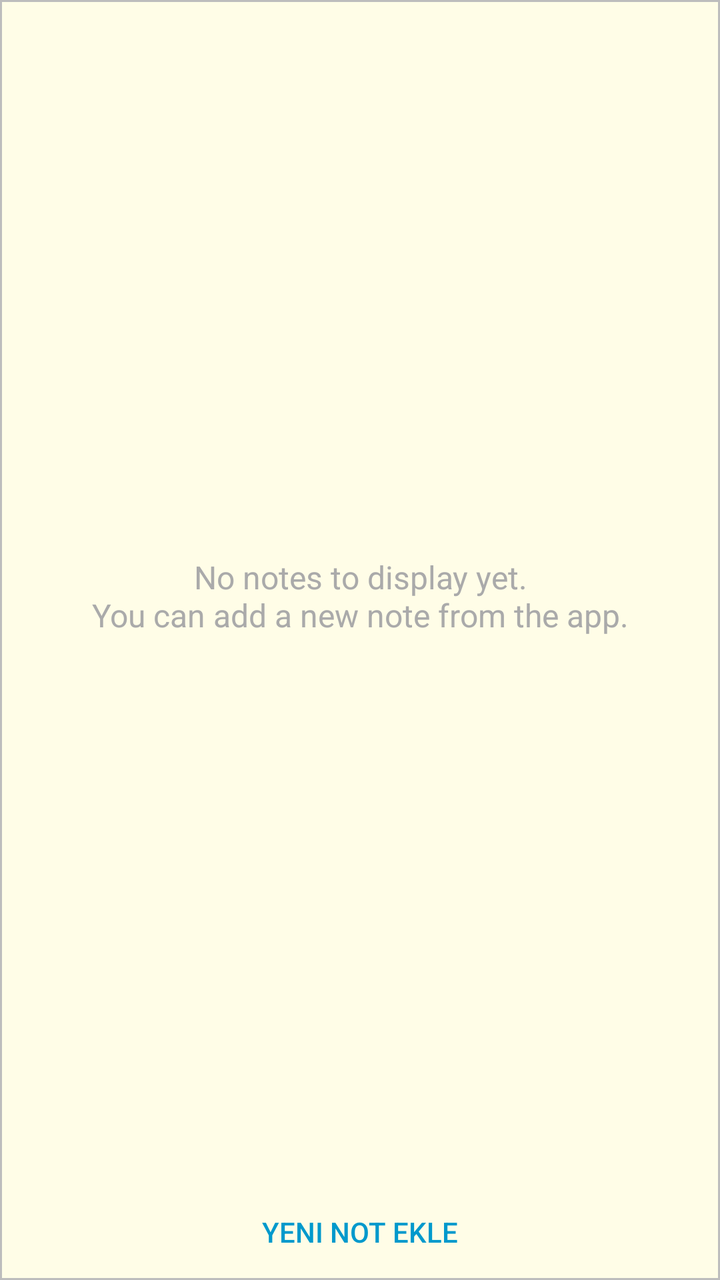
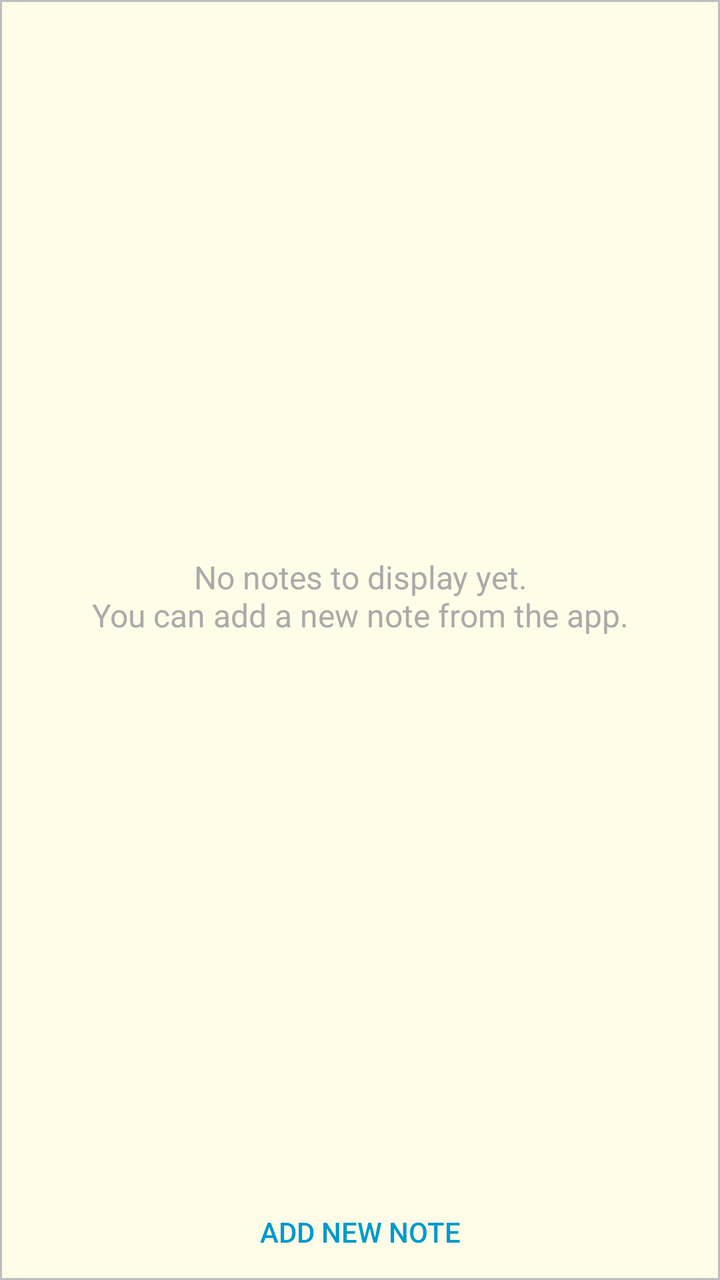

Two renders of the same Android screen: before a commit and after it. Below are the layout's source before the change and the commit's diff.
<!-- AndroidManifest.xml: application theme Theme.AcilNotUygulamasi -->
<!-- res/layout/note_widget_layout.xml -->
<?xml version="1.0" encoding="utf-8"?>
<LinearLayout xmlns:android="http://schemas.android.com/apk/res/android"
    android:id="@+id/widget_container_layout"
    android:layout_width="match_parent"
    android:layout_height="match_parent"
    android:orientation="vertical"
    android:paddingTop="8dp"
    android:background="@drawable/widget_background">

    <FrameLayout
        android:layout_width="match_parent"
        android:layout_height="0dp"
        android:layout_weight="1">

        <ListView
            android:id="@+id/lv_widget_notes"
            android:layout_width="match_parent"
            android:layout_height="match_parent"
            android:divider="@null"
            android:paddingHorizontal="8dp"
            android:dividerHeight="0dp" />

        <TextView
            android:id="@+id/tv_widget_empty"
            android:layout_width="match_parent"
            android:layout_height="match_parent"
            android:gravity="center"
            android:padding="16dp"
            android:text="@string/widget_empty_view_text"
            android:textColor="@android:color/darker_gray"
            android:textSize="16sp" />

    </FrameLayout>

    <Button
        android:id="@+id/btn_widget_new"
        style="?android:attr/borderlessButtonStyle"
        android:layout_width="match_parent"
        android:layout_height="wrap_content"
        android:layout_gravity="center_horizontal"
        android:text="Yeni Not Ekle"
        android:textColor="@android:color/holo_blue_dark"
        android:layout_marginTop="4dp"/>

</LinearLayout>
<!-- resources referenced by this layout -->
<resources>
  <!-- drawable widget_background (drawable) -->
  <?xml version="1.0" encoding="utf-8"?>
  <shape xmlns:android="http://schemas.android.com/apk/res/android">
      <solid android:color="#FFFDE7" /> <corners android:radius="0dp" />
      <stroke android:width="1dp" android:color="#BDBDBD" />
  </shape>
  <string name="widget_empty_view_text">No notes to display yet.\nYou can add a new note from the app.</string>
  <style name="Theme.AcilNotUygulamasi" parent="Base.Theme.AcilNotUygulamasi" />
  <style name="Base.Theme.AcilNotUygulamasi" parent="Theme.Material3.DayNight.NoActionBar">
          <item name="colorPrimary">@color/my_light_primary</item>
          <item name="colorOnPrimary">@color/white</item>
  
          <item name="android:textColorPrimary">@color/black</item>
          <item name="android:textColor">@color/black</item>
          <item name="android:textColorSecondary">@android:color/darker_gray</item>
          <item name="colorControlNormal">@color/black</item>
          <item name="android:textColorPrimaryInverse">@color/black</item>
          <item name="android:textColorSecondaryInverse">@color/black</item>
  
          <item name="android:windowLightStatusBar" tools:targetApi="m">false</item>
  
          <item name="floatingActionButtonBackground">@color/my_light_primary</item>
          <item name="floatingActionButtonIconTint">@color/white</item>
          <item name="infoButtonTint">@color/my_light_primary</item>
          <item name="passwordCheckIconTint">@color/my_light_primary</item>
          <item name="destructiveButtonColor">@color/my_light_primary</item>
          <item name="noteInfoButtonTint">@color/my_light_primary</item>
      </style>
  <color name="my_light_primary">#660033</color>
  <color name="white">#FFFFFFFF</color>
  <color name="black">#FF000000</color>
</resources>

<!-- the commit's change to res/layout/note_widget_layout.xml (unified diff, before → after) -->
@@ -38,7 +38,7 @@
         android:layout_width="match_parent"
         android:layout_height="wrap_content"
         android:layout_gravity="center_horizontal"
-        android:text="Yeni Not Ekle"
+        android:text="@string/widget_new_note_button"
         android:textColor="@android:color/holo_blue_dark"
         android:layout_marginTop="4dp"/>
 
<!-- resource entries referenced after the edit -->
@@ -7,6 +7,7 @@
       <stroke android:width="1dp" android:color="#BDBDBD" />
   </shape>
   <string name="widget_empty_view_text">No notes to display yet.\nYou can add a new note from the app.</string>
+  <string name="widget_new_note_button">Add New Note</string>
   <style name="Theme.AcilNotUygulamasi" parent="Base.Theme.AcilNotUygulamasi" />
   <style name="Base.Theme.AcilNotUygulamasi" parent="Theme.Material3.DayNight.NoActionBar">
           <item name="colorPrimary">@color/my_light_primary</item>
